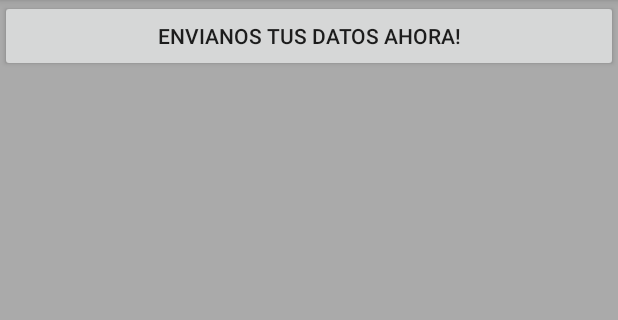
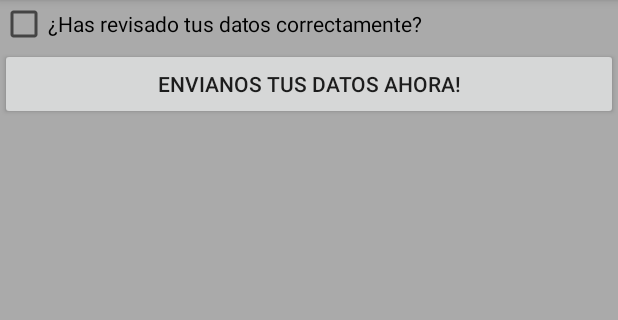
Before and after one commit to Riemsianne/PruebaDLatam, an Android app: the EmailFragment screen opened directly, with no data from a screen before it, on a phone screen of 412 x 824 dp, the part 84-404 px from its top. Run offline under Robolectric (Android 15) with nearby library versions, the phone set to English and light mode, and no system bars.

Commit message:
ten commit

```diff
--- a/app/src/main/res/layout/fragment_email.xml
+++ b/app/src/main/res/layout/fragment_email.xml
@@ -1,19 +1,25 @@
-<FrameLayout xmlns:android="http://schemas.android.com/apk/res/android"
+<LinearLayout xmlns:android="http://schemas.android.com/apk/res/android"
     xmlns:tools="http://schemas.android.com/tools"
     android:layout_width="match_parent"
     android:layout_height="match_parent"
     tools:context="cl.riemsianne.prueba1.EmailFragment">
 
     <!-- TODO: Update blank fragment layout -->
+    <RelativeLayout
+        android:layout_width="match_parent"
+        android:layout_height="wrap_content">
 
     <Button
         android:id="@+id/contactbtn"
+        android:layout_below="@+id/chBox"
         android:text="Envianos tus datos ahora!"
         android:layout_width="match_parent"
         android:layout_height="wrap_content" />
-    <TextView
-        android:layout_width="match_parent"
-        android:layout_height="wrap_content"
-        />
+  <CheckBox
+      android:id="@+id/chBox"
+      android:layout_width="match_parent"
+      android:layout_height="wrap_content"
+      android:text="¿Has revisado tus datos correctamente?"/>
 
-</FrameLayout>
+    </RelativeLayout>
+</LinearLayout>
```
